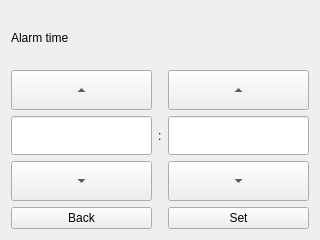
Above: plugins/clockplugin/timepage.ui from mysmartgrid/chumby-controlpanel before the change. Below: the same form after it.
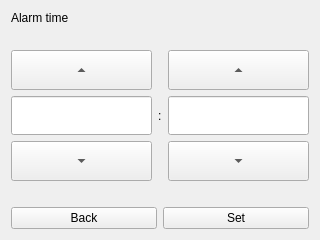
That is the form after the change.

Patch:
```diff
--- a/plugins/clockplugin/timepage.ui
+++ b/plugins/clockplugin/timepage.ui
@@ -13,77 +13,29 @@
   <property name="windowTitle">
    <string>Form</string>
   </property>
-  <layout class="QGridLayout" name="gridLayout">
-   <item row="0" column="0">
+  <layout class="QVBoxLayout" name="verticalLayout">
+   <item>
     <widget class="QLabel" name="timeLabel">
      <property name="text">
       <string>Alarm time</string>
      </property>
     </widget>
    </item>
-   <item row="1" column="0">
-    <widget class="QToolButton" name="hourUp">
-     <property name="sizePolicy">
-      <sizepolicy hsizetype="Expanding" vsizetype="Fixed">
-       <horstretch>0</horstretch>
-       <verstretch>0</verstretch>
-      </sizepolicy>
+   <item>
+    <spacer name="verticalSpacer">
+     <property name="orientation">
+      <enum>Qt::Vertical</enum>
      </property>
-     <property name="minimumSize">
+     <property name="sizeHint" stdset="0">
       <size>
-       <width>0</width>
+       <width>20</width>
        <height>40</height>
       </size>
      </property>
-     <property name="text">
-      <string>...</string>
-     </property>
-     <property name="arrowType">
-      <enum>Qt::UpArrow</enum>
-     </property>
-    </widget>
+    </spacer>
    </item>
-   <item row="1" column="2">
-    <widget class="QToolButton" name="minUp">
-     <property name="sizePolicy">
-      <sizepolicy hsizetype="Expanding" vsizetype="Fixed">
-       <horstretch>0</horstretch>
-       <verstretch>0</verstretch>
-      </sizepolicy>
-     </property>
-     <property name="minimumSize">
-      <size>
-       <width>0</width>
-       <height>40</height>
-      </size>
-     </property>
-     <property name="text">
-      <string>...</string>
-     </property>
-     <property name="arrowType">
-      <enum>Qt::UpArrow</enum>
-     </property>
-    </widget>
-   </item>
-   <item row="2" column="0">
-    <widget class="QLineEdit" name="hourEdit">
-     <property name="font">
-      <font>
-       <pointsize>20</pointsize>
-      </font>
-     </property>
-     <property name="alignment">
-      <set>Qt::AlignCenter</set>
-     </property>
-    </widget>
-   </item>
-   <item row="2" column="1">
-    <widget class="QLabel" name="label">
-     <property name="text">
-      <string>:</string>
-     </property>
-    </widget>
-   </item>
+   <item>
+    <layout class="QGridLayout" name="gridLayout">
    <item row="2" column="2">
     <widget class="QLineEdit" name="minEdit">
      <property name="font">
@@ -96,6 +48,18 @@
      </property>
     </widget>
    </item>
+     <item row="2" column="0">
+      <widget class="QLineEdit" name="hourEdit">
+       <property name="font">
+        <font>
+         <pointsize>20</pointsize>
+        </font>
+       </property>
+       <property name="alignment">
+        <set>Qt::AlignCenter</set>
+       </property>
+      </widget>
+     </item>
    <item row="3" column="0">
     <widget class="QToolButton" name="hourDown">
      <property name="sizePolicy">
@@ -118,6 +82,28 @@
      </property>
     </widget>
    </item>
+     <item row="1" column="2">
+      <widget class="QToolButton" name="minUp">
+       <property name="sizePolicy">
+        <sizepolicy hsizetype="Expanding" vsizetype="Fixed">
+         <horstretch>0</horstretch>
+         <verstretch>0</verstretch>
+        </sizepolicy>
+       </property>
+       <property name="minimumSize">
+        <size>
+         <width>0</width>
+         <height>40</height>
+        </size>
+       </property>
+       <property name="text">
+        <string>...</string>
+       </property>
+       <property name="arrowType">
+        <enum>Qt::UpArrow</enum>
+       </property>
+      </widget>
+     </item>
    <item row="3" column="2">
     <widget class="QToolButton" name="minDown">
      <property name="sizePolicy">
@@ -140,19 +126,67 @@
      </property>
     </widget>
    </item>
-   <item row="4" column="0">
+     <item row="1" column="0">
+      <widget class="QToolButton" name="hourUp">
+       <property name="sizePolicy">
+        <sizepolicy hsizetype="Expanding" vsizetype="Fixed">
+         <horstretch>0</horstretch>
+         <verstretch>0</verstretch>
+        </sizepolicy>
+       </property>
+       <property name="minimumSize">
+        <size>
+         <width>0</width>
+         <height>40</height>
+        </size>
+       </property>
+       <property name="text">
+        <string>...</string>
+       </property>
+       <property name="arrowType">
+        <enum>Qt::UpArrow</enum>
+       </property>
+      </widget>
+     </item>
+     <item row="2" column="1">
+      <widget class="QLabel" name="label">
+       <property name="text">
+        <string>:</string>
+       </property>
+      </widget>
+     </item>
+    </layout>
+   </item>
+   <item>
+    <spacer name="verticalSpacer_2">
+     <property name="orientation">
+      <enum>Qt::Vertical</enum>
+     </property>
+     <property name="sizeHint" stdset="0">
+      <size>
+       <width>20</width>
+       <height>40</height>
+      </size>
+     </property>
+    </spacer>
+   </item>
+   <item>
+    <layout class="QHBoxLayout" name="horizontalLayout">
+     <item>
     <widget class="QPushButton" name="backButton">
      <property name="text">
       <string>Back</string>
      </property>
     </widget>
    </item>
-   <item row="4" column="2">
+     <item>
     <widget class="QPushButton" name="setButton">
      <property name="text">
       <string>Set</string>
      </property>
     </widget>
+     </item>
+    </layout>
    </item>
   </layout>
  </widget>
```
Lines whose indentation alone changed are shown as unchanged.
